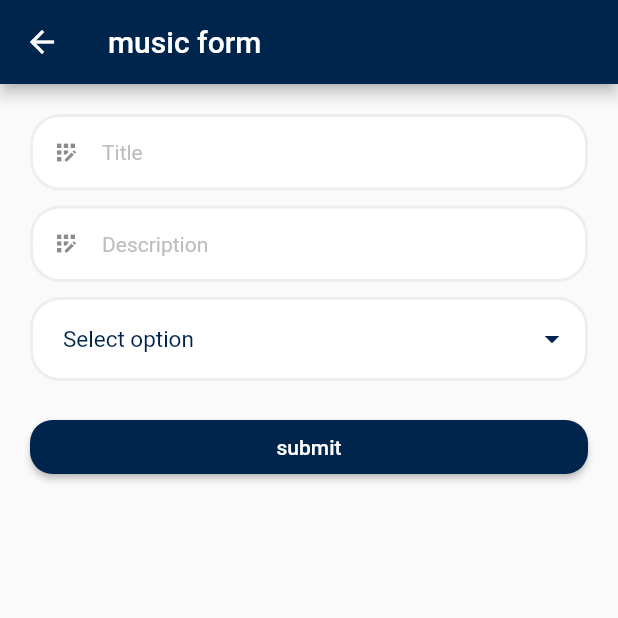
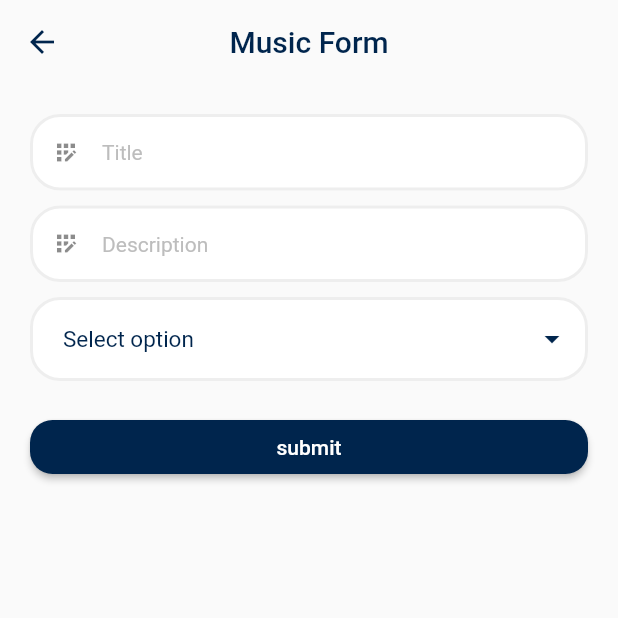
Before and after one commit to RegisSalesRA/flutter_sqflite, a Flutter app: the MusicScreenForm screen opened directly, on a phone screen of 412 x 824 dp, the top half of it. Run offline on Flutter 3.47's test engine with Material 2 defaults, Android fonts, the phone set to English and light mode, and no system bars; our stand-ins replace sqflite; accounts and stored records are empty.

Commit message:
Criando appBarWidget

```diff
--- a/lib/config/app_theme.dart
+++ b/lib/config/app_theme.dart
@@ -87,7 +87,10 @@ class App extends StatelessWidget {
           ),
         ),
       ),
-      home: const HomeScreen(),
+      initialRoute: '/',
+      routes: {
+        '/': (context) => const HomeScreen(),
+      },
     );
   }
 }
--- a/lib/src/modules/music/music_form.dart
+++ b/lib/src/modules/music/music_form.dart
@@ -42,10 +42,10 @@ class _MusicScreenFormState extends State<MusicScreenForm> {
     Navigator.pop(context);
   }
 
-  List<Map<String, dynamic>> devLevel = [
-    {"name": "Junior"},
-    {"name": "Pleno"},
-    {"name": "Senior"},
+  List<Map<String, dynamic>> categoriaMap = [
+    {"name": "Categoria 1"},
+    {"name": "Categoria 2"},
+    {"name": "Categoria 3"},
   ];
 
   @override
@@ -67,7 +67,11 @@ class _MusicScreenFormState extends State<MusicScreenForm> {
   @override
   Widget build(BuildContext context) {
     return Scaffold(
-      appBar: AppBar(title: const Text("music form")),
+      appBar: AppBarWidget(
+        onTap: () => Navigator.of(context).pop(),
+        title: 'Music Form',
+        actions: const SizedBox(),
+      ),
       body: SafeArea(
         child: SingleChildScrollView(
           scrollDirection: Axis.vertical,
@@ -97,7 +101,7 @@ class _MusicScreenFormState extends State<MusicScreenForm> {
                 ),
                 // DropDown
                 DropDownWidget(
-                  dropdownItens: devLevel.map(
+                  dropdownItens: categoriaMap.map(
                     (val) {
                       return DropdownMenuItem<String>(
                         value: val["name"],
--- /dev/null
+++ b/lib/src/widgets/appbar_widget.dart
@@ -0,0 +1,37 @@
+import 'package:flutter/material.dart';
+import 'package:flutter_sqlite/config/colors.dart';
+
+class AppBarWidget extends StatelessWidget implements PreferredSizeWidget {
+  final String title;
+  final void Function()? onTap;
+  final Widget? actions;
+  const AppBarWidget(
+      {Key? key,
+      required this.title,
+      required this.onTap,
+      required this.actions})
+      : super(key: key);
+
+  @override
+  Size get preferredSize => const Size.fromHeight(kToolbarHeight);
+
+  @override
+  Widget build(BuildContext context) {
+    return AppBar(
+      centerTitle: true,
+      elevation: 0,
+      backgroundColor: Colors.transparent,
+      title: Text(
+        title,
+        style: const TextStyle(color: Palette.primaryColor),
+      ),
+      leading: onTap == null ? SizedBox() : InkWell(
+          onTap: onTap,
+          child: const Icon(
+            Icons.arrow_back,
+            color: Palette.primaryColor,
+          )),
+      actions: [actions!],
+    );
+  }
+}
--- a/lib/src/widgets/widgets.dart
+++ b/lib/src/widgets/widgets.dart
@@ -3,3 +3,4 @@ export './custom_dropdown_widget.dart';
 export './custom_text_widget.dart';
 export './show_modal_bottom.dart';
 export './detail_screen.dart';
+export './appbar_widget.dart';
```
Also changed, not shown: lib/src/modules/home/home_screen.dart (+5 -9 lines), lib/src/modules/home/widget/music_widget.dart (+7 -16 lines), lib/src/modules/music/music_screen.dart (+12 -16 lines), lib/src/widgets/detail_screen.dart (+12 -19 lines).
